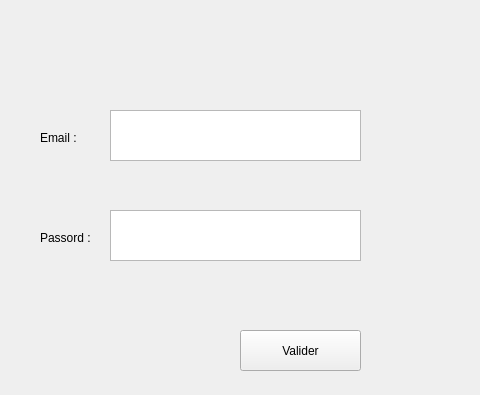
Pierre-OlivierB/ibm_fil_rouge_tomjerry_all_projects, file client_loud/test_deux_php/coToApiPhp.ui: the form before one commit; both pictures show x 0 to 480 and y 0 to 395 of the 480 by 620 pixel window.
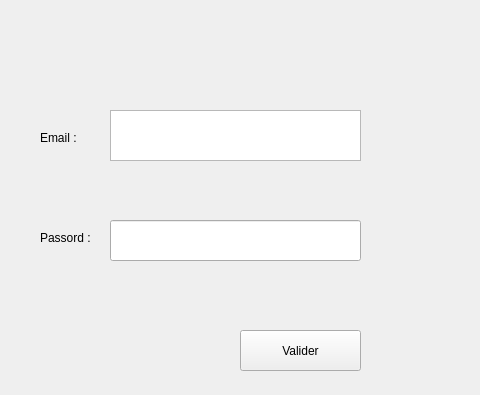
The form after the commit.

The edit to the form file:
```diff
--- a/client_loud/test_deux_php/coToApiPhp.ui
+++ b/client_loud/test_deux_php/coToApiPhp.ui
@@ -76,13 +76,13 @@
      </rect>
     </property>
    </widget>
-   <widget class="QTextEdit" name="textPass">
+   <widget class="QLineEdit" name="textPass">
     <property name="geometry">
      <rect>
       <x>110</x>
-      <y>210</y>
+      <y>220</y>
       <width>251</width>
-      <height>51</height>
+      <height>41</height>
      </rect>
     </property>
    </widget>
```
Left out of the diff: 2 changed lines with no effect on the pictures.
